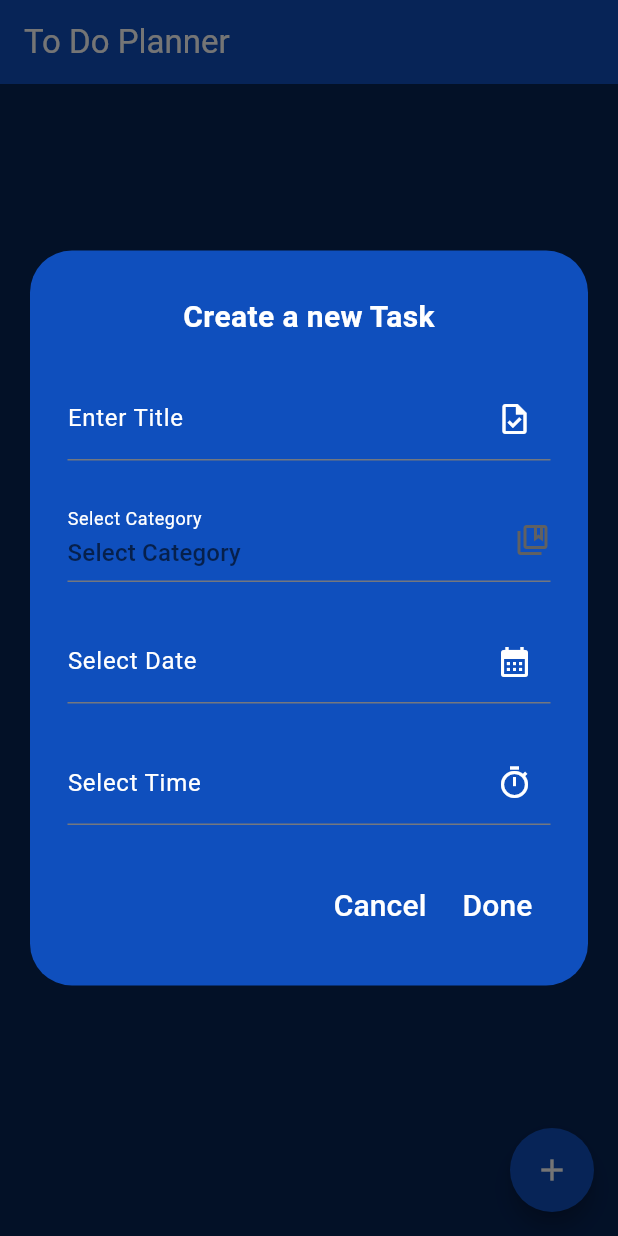
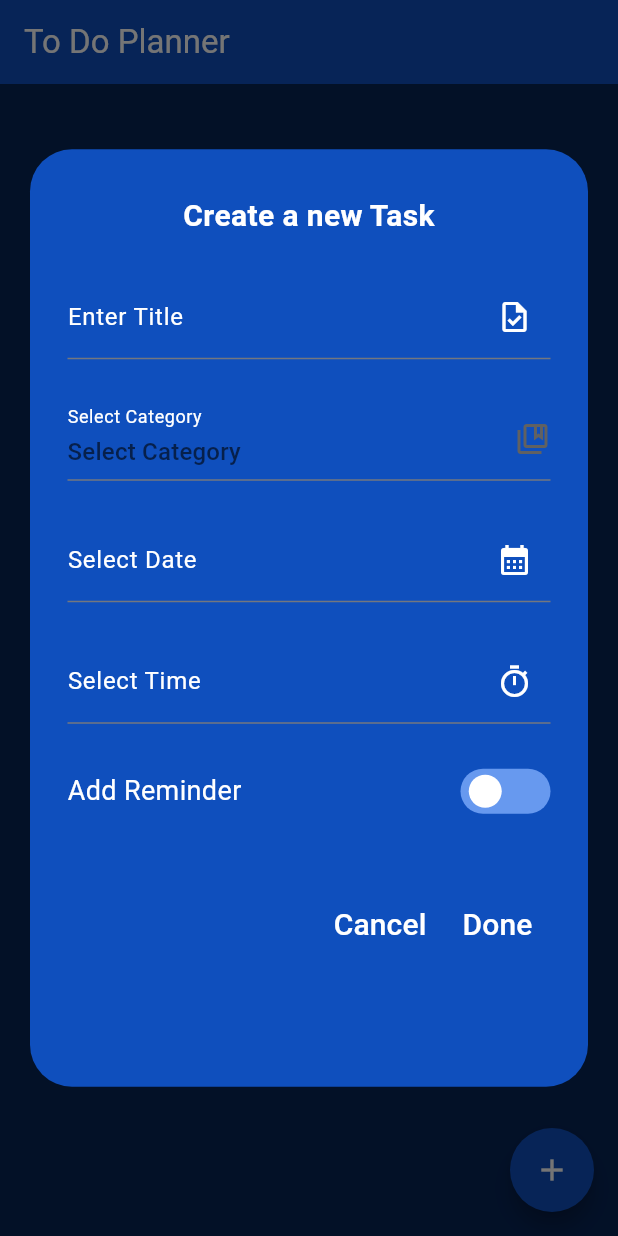
Before and after one commit to Teshan2000/To-Do-Planner, a Flutter app: the screen it shows after launch, after a tap on the "add" icon, on a phone screen of 412 x 824 dp. Run offline on Flutter 3.47's test engine with Material 3 defaults, Android fonts, the phone set to English and light mode, and no system bars; drawn by our look-alikes of flutter_switch; our stand-ins replace flutter_local_notifications, timezone.

Commit message:
Task Reminders
Reminder option was added to remind user about scheduled tasks.

```diff
--- a/to_do_planner/lib/components/taskForm.dart
+++ b/to_do_planner/lib/components/taskForm.dart
@@ -1,5 +1,6 @@
 import 'dart:developer';
 import 'package:flutter/material.dart';
+import 'package:flutter_switch/flutter_switch.dart';
 import 'package:provider/provider.dart';
 import 'package:to_do_planner/models/category.dart';
 import 'package:to_do_planner/models/task.dart';
@@ -19,6 +20,8 @@ class _TaskFormState extends State<TaskForm> {
   final _dateController = TextEditingController();
   final _timeController = TextEditingController();
   Category? _selectedCategory;
+  String? _selectedReminder;
+  bool _reminderEnabled = false;
 
   final List<Category> _categories = [
     Category(name: 'Personal', icon: Icons.person),
@@ -30,6 +33,17 @@ class _TaskFormState extends State<TaskForm> {
     Category(name: 'Transport', icon: Icons.train),
     Category(name: 'Shopping', icon: Icons.shopping_cart),
     Category(name: 'Leisure', icon: Icons.sports_esports),
+  ];
+
+  final List<String> _reminderOptions = [
+    '5 minutes before',
+    '10 minutes before',
+    '15 minutes before',
+    '20 minutes before',
+    '1 hour before',
+    '2 hours before',
+    '1 day before',
+    '2 days before',
   ];
 
   @override
@@ -89,7 +103,10 @@ class _TaskFormState extends State<TaskForm> {
                       const SizedBox(
                         width: 5,
                       ),
-                          Icon(category.icon, color: Colors.white,)
+                      Icon(
+                        category.icon,
+                        color: Colors.white,
+                      )
                     ],
                   ),
                 );
@@ -233,6 +250,57 @@ class _TaskFormState extends State<TaskForm> {
             height: 30,
           ),
           Row(
+            mainAxisAlignment: MainAxisAlignment.spaceBetween,
+            children: [
+              const Text('Add Reminder',
+                  style: TextStyle(color: Colors.white, fontSize: 18)),
+              FlutterSwitch(
+                value: _reminderEnabled,
+                onToggle: (val) {
+                  setState(() {
+                    _reminderEnabled = val;
+                  });
+                },
+                activeColor: const Color.fromARGB(255, 7, 36, 86),
+                inactiveColor: const Color.fromARGB(255, 103, 153, 239),
+                height: 30,
+                width: 60,
+              )
+            ],
+          ),
+          const SizedBox(
+            height: 20,
+          ),
+          if (_reminderEnabled)
+            DropdownButtonFormField<String>(
+              value: _selectedReminder,
+              dropdownColor: const Color.fromARGB(255, 7, 36, 86),
+              decoration: const InputDecoration(
+                hintText: "Select Reminder",
+                labelText: "Select Reminder",
+                hintStyle: TextStyle(color: Colors.white),
+                labelStyle: TextStyle(color: Colors.white),
+                suffixIcon: Icon(Icons.notifications_outlined),
+                suffixIconColor: Colors.white,
+              ),
+              items: _reminderOptions.map((String option) {
+                return DropdownMenuItem<String>(
+                  value: option,
+                  child: Text(
+                    option,
+                    style: const TextStyle(color: Colors.white, fontSize: 16)
+                  )
+                );
+              }).toList(),
+              onChanged: (String? newValue) {
+                setState(() {
+                  _selectedReminder = newValue;
+                });
+              }),
+          const SizedBox(
+            height: 30,
+          ),
+          Row(
             mainAxisAlignment: MainAxisAlignment.end,
             children: [
               TextButton(
@@ -248,7 +316,9 @@ class _TaskFormState extends State<TaskForm> {
                           title: _taskController.text,
                           category: _selectedCategory!,
                           date: _dateController.text,
-                          time: _timeController.text);
+                          time: _timeController.text,
+                          reminder: _selectedReminder!
+                      );
                       Provider.of<TaskProvider>(context, listen: false)
                           .addTask(task);
                       Navigator.of(context).pop();
--- a/to_do_planner/lib/models/task.dart
+++ b/to_do_planner/lib/models/task.dart
@@ -5,11 +5,13 @@ class Task {
   final Category category;
   final String date;
   final String time;
+  final String reminder;
 
   Task({
     required this.title,
     required this.category,
     required this.date,
     required this.time,
+    required this.reminder,
   });
 }
--- a/to_do_planner/lib/screens/home.dart
+++ b/to_do_planner/lib/screens/home.dart
@@ -73,7 +73,7 @@ class _HomeState extends State<Home> {
                           children: [
                             SingleChildScrollView(
                               child: Container(
-                                height: 490,
+                                height: 625,
                                 width: double.infinity,
                                 padding:
                                     const EdgeInsets.fromLTRB(25, 30, 25, 25),
--- a/to_do_planner/pubspec.yaml
+++ b/to_do_planner/pubspec.yaml
@@ -37,6 +37,7 @@ dependencies:
   cupertino_icons: ^1.0.6
   provider: ^6.1.2
   flutter_local_notifications: ^17.2.3
+  flutter_switch: ^0.3.2
 
 dev_dependencies:
   flutter_test:
```
Also changed, not shown: to_do_planner/pubspec.lock. Lines whose indentation alone changed are shown as unchanged.
